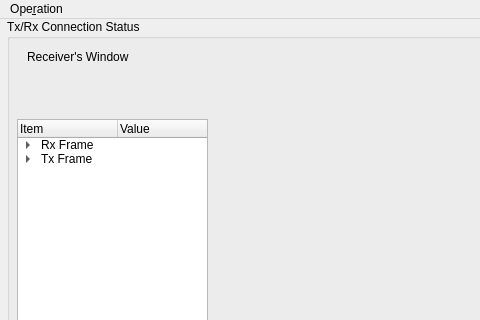
This is UI/netsim_ui/netsim_mainwindow.ui in enderdzz/NetworkTask as Qt 5 draws it before an edit; both pictures show x 0 to 480 and y 0 to 320 of the 702 by 476 pixel window. The edited form follows.
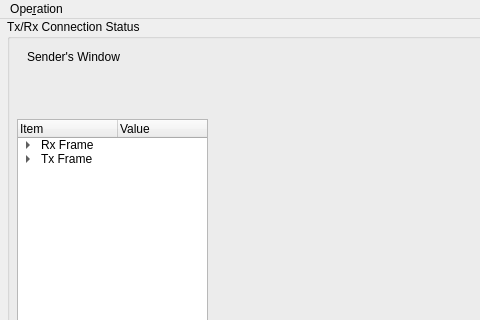
This is the edited form. Custom widgets are drawn as their Qt base class.

```diff
--- a/UI/netsim_ui/netsim_mainwindow.ui
+++ b/UI/netsim_ui/netsim_mainwindow.ui
@@ -289,7 +289,7 @@
       </rect>
      </property>
      <property name="text">
-      <string>Receiver's Window</string>
+      <string>Sender's Window</string>
      </property>
     </widget>
     <widget class="QTreeWidget" name="treeWidget">
```
